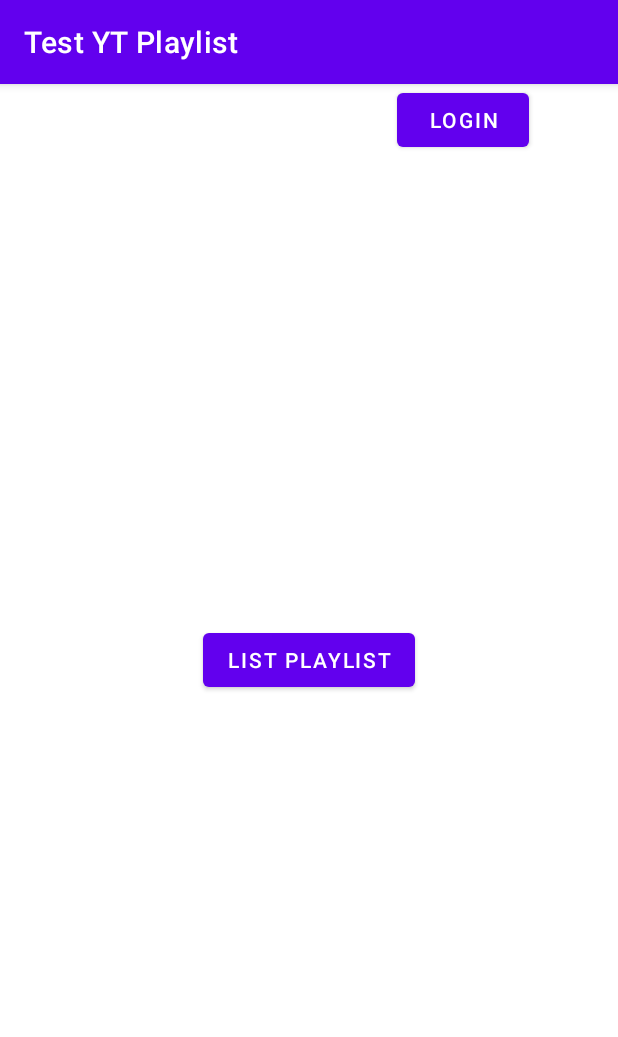
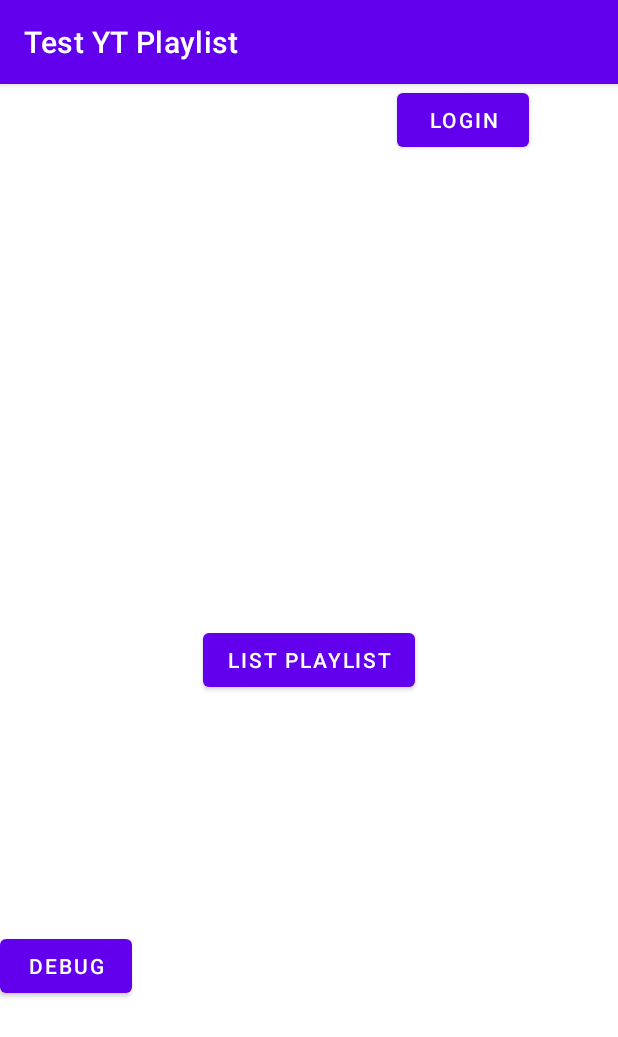
Before and after one commit to bsissons/reddit2playlist, an Android app: the screen it shows after launch (MainActivity), on a phone screen of 412 x 824 dp. Shown: the top 1037 px of the screen. Run offline under Robolectric (Android 15) with nearby library versions, the phone set to English and light mode, and no system bars; libraries missing offline, so code that uses them is left out: com.google.api.client, com.google.api.services; plain views replace YouTubePlayerView.

Commit message:
Add debug button

```diff
--- a/app/src/main/res/layout/activity_main.xml
+++ b/app/src/main/res/layout/activity_main.xml
@@ -26,6 +26,15 @@
         app:layout_constraintStart_toStartOf="parent"
         app:layout_constraintTop_toTopOf="parent" />
 
+    <Button
+        android:id="@+id/test_button"
+        android:layout_width="wrap_content"
+        android:layout_height="wrap_content"
+        android:text="@string/test_button"
+        app:layout_constraintBottom_toBottomOf="parent"
+        app:layout_constraintTop_toBottomOf="@+id/list_playlist"
+        tools:layout_editor_absoluteX="161dp" />
+
     <!--
     <com.google.android.youtube.player.YouTubePlayerView
         android:id="@+id/ytPlayer"
--- a/app/src/main/res/values/strings.xml
+++ b/app/src/main/res/values/strings.xml
@@ -2,4 +2,5 @@
     <string name="app_name">Test YT Playlist</string>
     <string name="login_button">Login</string>
     <string name="list_playlist">List Playlist</string>
+    <string name="test_button">DEBUG</string>
 </resources>
```
Also changed, not shown: app/src/main/java/com/example/testytplaylist/MainActivity.kt (+49 -3 lines).
